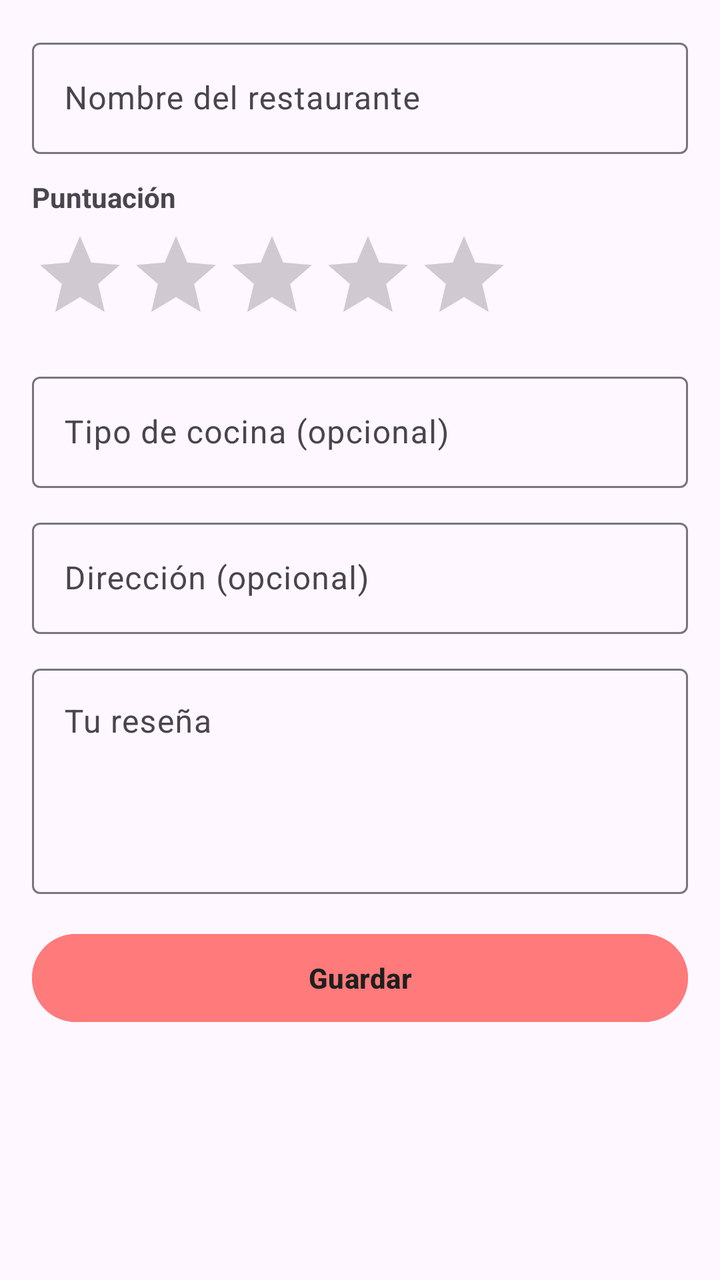
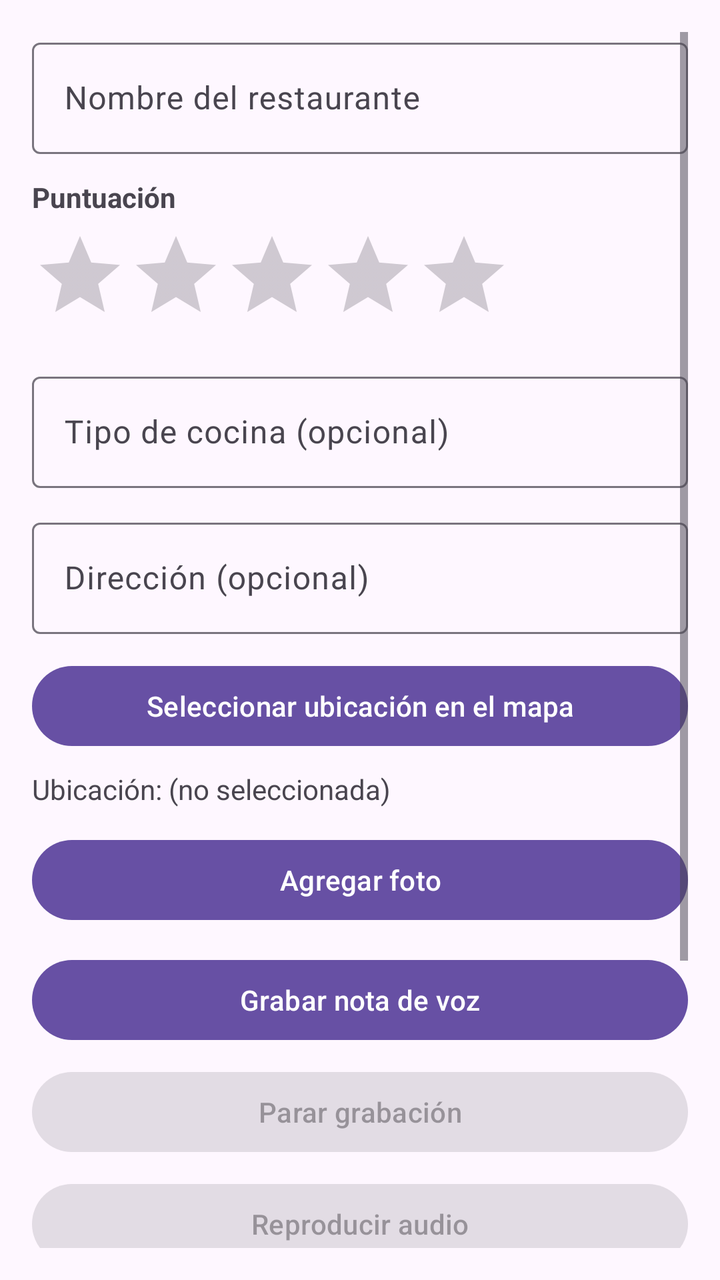

Compare the two renders of this Android layout. The source of the first and the diff that turns it into the second are given below.
<!-- AndroidManifest.xml: application theme Theme.FoodReview -->
<!-- res/layout/activity_add_edit_review.xml -->
<?xml version="1.0" encoding="utf-8"?>
<ScrollView
    xmlns:android="http://schemas.android.com/apk/res/android"
    android:layout_width="match_parent"
    android:layout_height="match_parent"
    android:padding="16dp">

    <LinearLayout
        android:layout_width="match_parent"
        android:layout_height="wrap_content"
        android:orientation="vertical">

        <com.google.android.material.textfield.TextInputLayout
            android:layout_width="match_parent"
            android:layout_height="wrap_content"
            android:hint="Nombre del restaurante"
            android:layout_marginBottom="12dp">

            <com.google.android.material.textfield.TextInputEditText
                android:id="@+id/etRestaurant"
                android:layout_width="match_parent"
                android:layout_height="wrap_content"/>
        </com.google.android.material.textfield.TextInputLayout>

        <TextView
            android:layout_width="wrap_content"
            android:layout_height="wrap_content"
            android:text="Puntuación"
            android:textStyle="bold"/>

        <RatingBar
            android:id="@+id/rbRating"
            android:layout_width="wrap_content"
            android:layout_height="wrap_content"
            android:numStars="5"
            android:stepSize="1"
            android:layout_marginTop="6dp"
            android:layout_marginBottom="12dp"/>

        <com.google.android.material.textfield.TextInputLayout
            android:layout_width="match_parent"
            android:layout_height="wrap_content"
            android:hint="Tipo de cocina (opcional)"
            android:layout_marginBottom="12dp">

            <com.google.android.material.textfield.TextInputEditText
                android:id="@+id/etCuisine"
                android:layout_width="match_parent"
                android:layout_height="wrap_content"/>
        </com.google.android.material.textfield.TextInputLayout>

        <com.google.android.material.textfield.TextInputLayout
            android:layout_width="match_parent"
            android:layout_height="wrap_content"
            android:hint="Dirección (opcional)"
            android:layout_marginBottom="12dp">

            <com.google.android.material.textfield.TextInputEditText
                android:id="@+id/etAddress"
                android:layout_width="match_parent"
                android:layout_height="wrap_content"/>
        </com.google.android.material.textfield.TextInputLayout>

        <com.google.android.material.textfield.TextInputLayout
            android:layout_width="match_parent"
            android:layout_height="wrap_content"
            android:hint="Tu reseña"
            android:layout_marginBottom="16dp">

            <com.google.android.material.textfield.TextInputEditText
                android:id="@+id/etComment"
                android:layout_width="match_parent"
                android:layout_height="wrap_content"
                android:minLines="4"
                android:gravity="top"
                android:inputType="textMultiLine"/>
        </com.google.android.material.textfield.TextInputLayout>

        <com.google.android.material.button.MaterialButton
            android:id="@+id/btnSave"
            android:layout_width="match_parent"
            android:layout_height="52dp"
            android:text="Guardar"
            android:textAllCaps="false"
            android:textStyle="bold"
            android:backgroundTint="#FF7A7A"
            android:textColor="#1F1F1F"/>
    </LinearLayout>

</ScrollView>
<!-- resources referenced by this layout -->
<resources>
  <style name="Theme.FoodReview" parent="Base.Theme.FoodReview" />
  <style name="Base.Theme.FoodReview" parent="Theme.Material3.DayNight.NoActionBar">
          
          
      </style>
</resources>

<!-- the commit's change to res/layout/activity_add_edit_review.xml (unified diff, before → after) -->
@@ -61,6 +61,68 @@
                 android:layout_height="wrap_content"/>
         </com.google.android.material.textfield.TextInputLayout>
 
+        
+        <com.google.android.material.button.MaterialButton
+            android:id="@+id/btnPickLocation"
+            android:layout_width="match_parent"
+            android:layout_height="wrap_content"
+            android:text="Seleccionar ubicación en el mapa"
+            android:textAllCaps="false"
+            android:layout_marginBottom="8dp"/>
+
+        <TextView
+            android:id="@+id/tvLocationInfo"
+            android:layout_width="match_parent"
+            android:layout_height="wrap_content"
+            android:text="Ubicación: (no seleccionada)"
+            android:layout_marginBottom="12dp"/>
+
+        
+        <com.google.android.material.button.MaterialButton
+            android:id="@+id/btnAddPhoto"
+            android:layout_width="match_parent"
+            android:layout_height="wrap_content"
+            android:text="Agregar foto"
+            android:textAllCaps="false"
+            android:layout_marginBottom="12dp"/>
+
+        <ImageView
+            android:id="@+id/ivPhotoPreview"
+            android:layout_width="match_parent"
+            android:layout_height="200dp"
+            android:scaleType="centerCrop"
+            android:contentDescription="Foto del restaurante"
+            android:visibility="gone"
+            android:layout_marginBottom="16dp"/>
+
+        
+        <com.google.android.material.button.MaterialButton
+            android:id="@+id/btnRecord"
+            android:layout_width="match_parent"
+            android:layout_height="wrap_content"
+            android:text="Grabar nota de voz"
+            android:textAllCaps="false"
+            android:layout_marginBottom="8dp"/>
+
+        <com.google.android.material.button.MaterialButton
+            android:id="@+id/btnStop"
+            android:layout_width="match_parent"
+            android:layout_height="wrap_content"
+            android:text="Parar grabación"
+            android:textAllCaps="false"
+            android:enabled="false"
+            android:layout_marginBottom="8dp"/>
+
+        <com.google.android.material.button.MaterialButton
+            android:id="@+id/btnPlay"
+            android:layout_width="match_parent"
+            android:layout_height="wrap_content"
+            android:text="Reproducir audio"
+            android:textAllCaps="false"
+            android:enabled="false"
+            android:layout_marginBottom="16dp"/>
+
+        
         <com.google.android.material.textfield.TextInputLayout
             android:layout_width="match_parent"
             android:layout_height="wrap_content"
